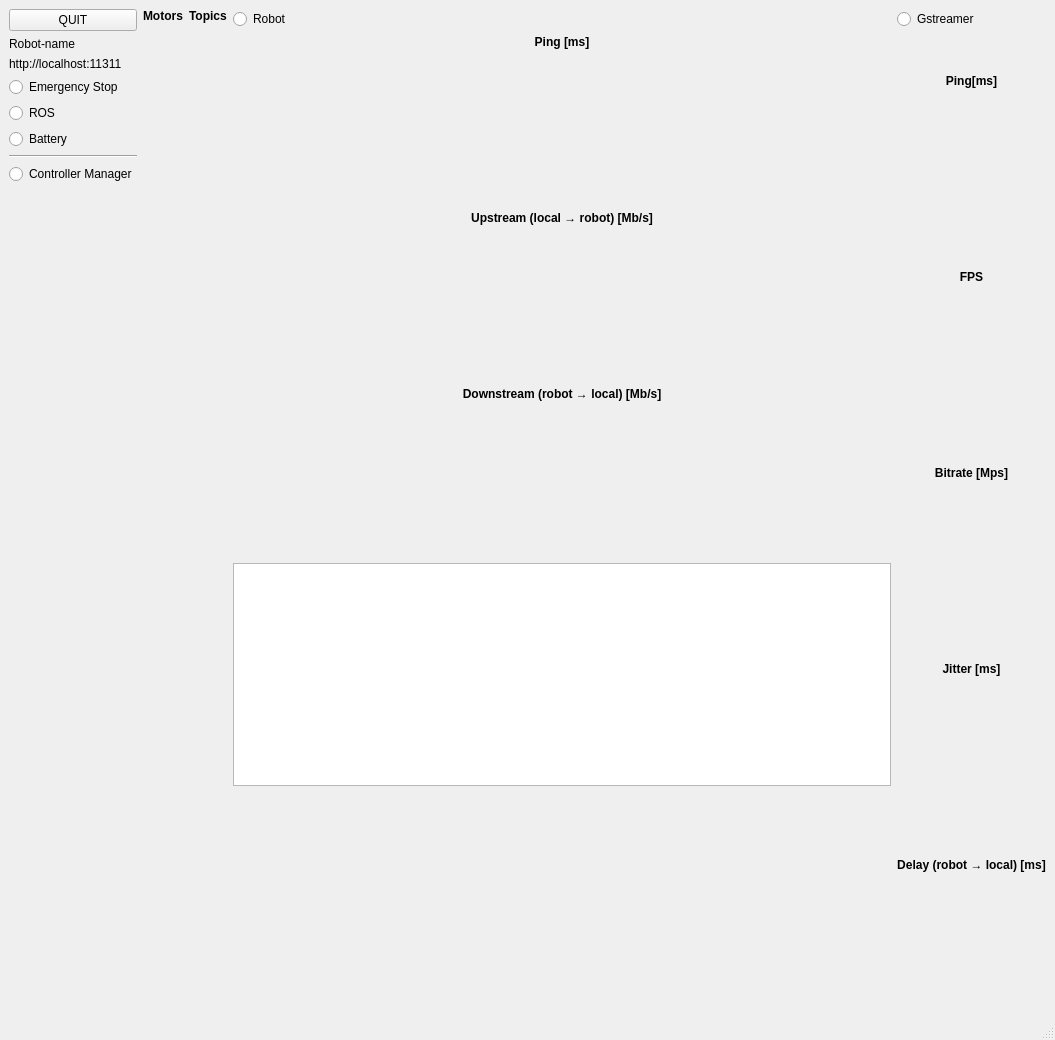
Before: the Qt Designer form dashboard.ui in hucebot/robot_dashboard, drawn with Qt 5.
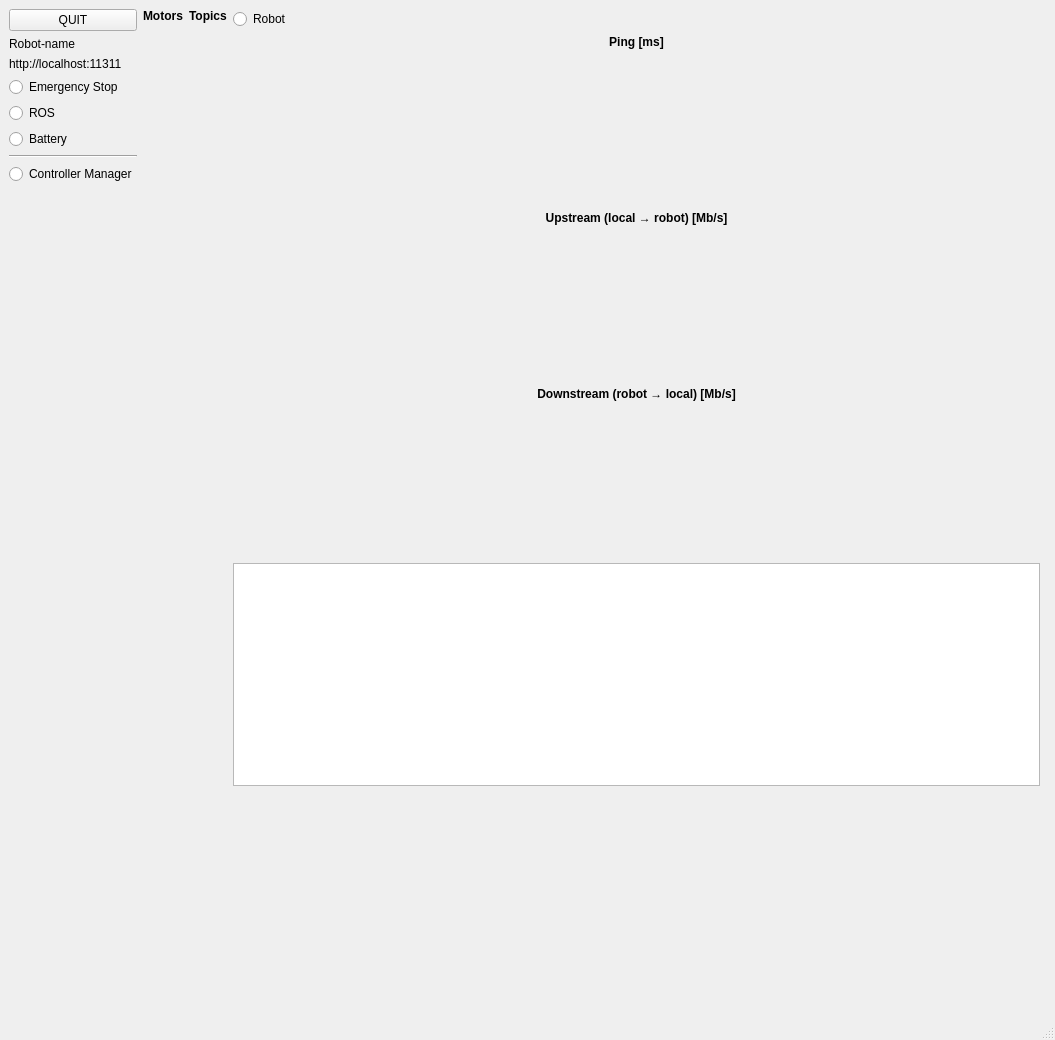
After: the same form once the commit is applied. Custom widgets are drawn as their Qt base class.

```diff
--- a/dashboard.ui
+++ b/dashboard.ui
@@ -277,60 +277,6 @@
     </item>
     <item>
      <layout class="QVBoxLayout" name="verticalLayout_2">
-      <item>
-       <widget class="Led" name="led_gstreamer">
-        <property name="text">
-         <string>Gstreamer</string>
-        </property>
-       </widget>
-      </item>
-      <item>
-       <widget class="QLabel" name="label_ping_gstreamer">
-        <property name="text">
-         <string>&lt;center&gt;&lt;b&gt;Ping[ms]&lt;/b&gt;&lt;/center&gt;</string>
-        </property>
-       </widget>
-      </item>
-      <item>
-       <widget class="Plot" name="plot_ping_gstreamer" native="true"/>
-      </item>
-      <item>
-       <widget class="QLabel" name="label_fps">
-        <property name="text">
-         <string>&lt;html&gt;&lt;head/&gt;&lt;body&gt;&lt;p align=&quot;center&quot;&gt;&lt;span style=&quot; font-weight:600;&quot;&gt;FPS&lt;/span&gt;&lt;/p&gt;&lt;/body&gt;&lt;/html&gt;</string>
-        </property>
-       </widget>
-      </item>
-      <item>
-       <widget class="Plot" name="plot_fps" native="true"/>
-      </item>
-      <item>
-       <widget class="QLabel" name="label_birate">
-        <property name="text">
-         <string>&lt;html&gt;&lt;head/&gt;&lt;body&gt;&lt;p align=&quot;center&quot;&gt;&lt;span style=&quot; font-weight:600;&quot;&gt;Bitrate [Mps]&lt;/span&gt;&lt;/p&gt;&lt;/body&gt;&lt;/html&gt;</string>
-        </property>
-       </widget>
-      </item>
-      <item>
-       <widget class="Plot" name="plot_bitrate" native="true"/>
-      </item>
-      <item>
-       <widget class="QLabel" name="label_jitter">
-        <property name="text">
-         <string>&lt;html&gt;&lt;head/&gt;&lt;body&gt;&lt;p align=&quot;center&quot;&gt;&lt;span style=&quot; font-weight:600;&quot;&gt;Jitter [ms]&lt;/span&gt;&lt;/p&gt;&lt;/body&gt;&lt;/html&gt;</string>
-        </property>
-       </widget>
-      </item>
-      <item>
-       <widget class="Plot" name="plot_jitter" native="true"/>
-      </item>
-      <item>
-       <widget class="QLabel" name="label_delay">
-        <property name="text">
-         <string>&lt;html&gt;&lt;head/&gt;&lt;body&gt;&lt;p align=&quot;center&quot;&gt;&lt;span style=&quot; font-weight:600;&quot;&gt;Delay (robot → local) [ms]&lt;/span&gt;&lt;/p&gt;&lt;/body&gt;&lt;/html&gt;</string>
-        </property>
-       </widget>
-      </item>
       <item>
        <widget class="Plot" name="plot_delay" native="true"/>
       </item>
```
